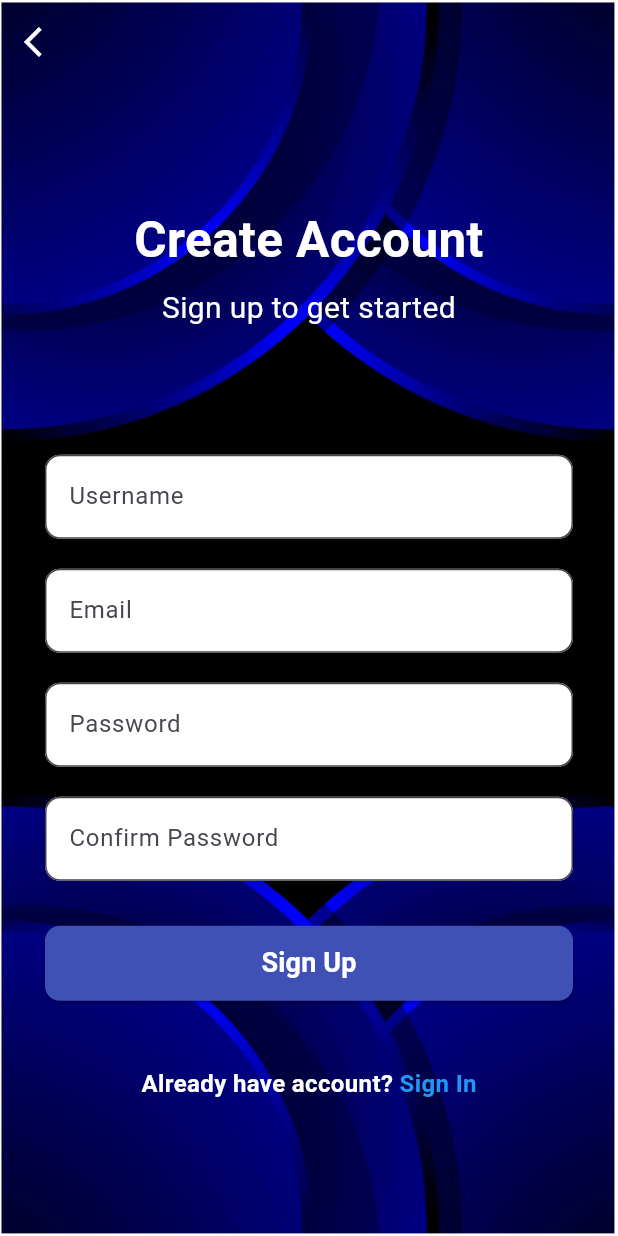
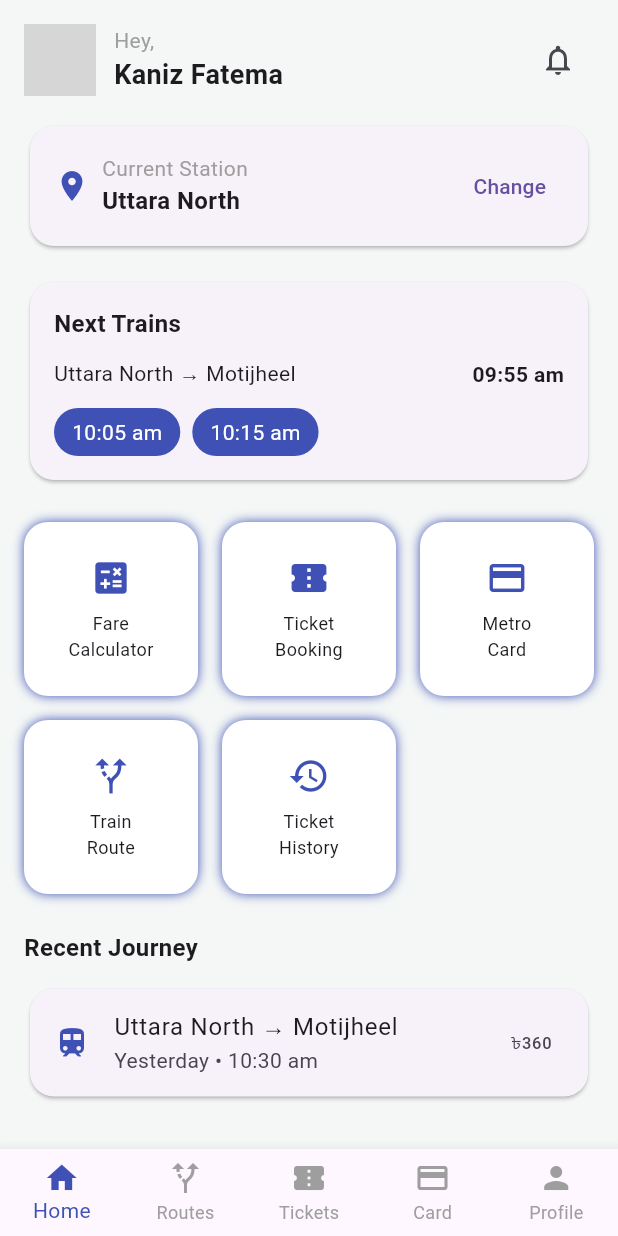
Before and after one commit to TasinChowdhury/metro_go, a Flutter app: the screen it shows after launch, on a phone screen of 412 x 824 dp. Run offline on Flutter 3.47's test engine with Material 3 defaults, Android fonts, the light colour scheme and no system bars; grey boxes are pictures that could not be loaded.

Commit message:
home_page.dart, splash_screen.dart,

```diff
--- /dev/null
+++ b/lib/home_page.dart
@@ -0,0 +1,252 @@
+import 'package:flutter/material.dart';
+import 'package:metrogo/fare_calculator.dart';
+import 'book_ticket_page.dart';
+
+
+class HomePage extends StatefulWidget {
+  const HomePage({Key? key}) : super(key : key);
+
+  @override
+  State<HomePage> createState() => _HomePageState();
+}
+
+class _HomePageState extends State<HomePage> {
+  @override
+  Widget build(BuildContext context) {
+    return Scaffold(
+      backgroundColor: const Color(0xFFF4F7F6),
+      bottomNavigationBar: _bottomNavBar(),
+      body: SafeArea(
+        child: SingleChildScrollView(
+          padding: const EdgeInsets.all(16),
+          child: Column(
+            crossAxisAlignment: CrossAxisAlignment.start,
+            children: [
+
+              _header(),
+              const SizedBox(height: 16),
+
+              _currentStationCard(),
+              const SizedBox(height: 16),
+
+              _nextTrainsCard(),
+              const SizedBox(height: 24),
+
+              _featuresGrid(context),
+              const SizedBox(height: 24),
+
+              _recentJourney(),
+            ],
+          ),
+        ),
+      ),
+    );
+  }
+
+  Widget _header() {
+    return Row(
+      mainAxisAlignment: MainAxisAlignment.spaceBetween,
+      children: [
+        Row(
+          children: [
+            const CircleAvatar(
+              radius: 24,
+              backgroundImage: AssetImage('assets/profile.png'), // optional
+            ),
+            const SizedBox(width: 12),
+            Column(
+              crossAxisAlignment: CrossAxisAlignment.start,
+              children: const [
+                Text("Hey,",
+                    style: TextStyle(fontSize: 14, color: Colors.grey)),
+                Text(
+                  "Kaniz Fatema",
+                  style: TextStyle(
+                      fontSize: 18, fontWeight: FontWeight.bold),
+                ),
+              ],
+            )
+          ],
+        ),
+        IconButton(
+          onPressed: () {},
+          icon: const Icon(Icons.notifications_none),
+        )
+      ],
+    );
+  }
+
+  Widget _currentStationCard() {
+    return Card(
+      shape: RoundedRectangleBorder(borderRadius: BorderRadius.circular(16)),
+      child: Padding(
+        padding: const EdgeInsets.all(16),
+        child: Row(
+          mainAxisAlignment: MainAxisAlignment.spaceBetween,
+          children: [
+            Row(
+              children: const [
+                Icon(Icons.location_on, color: Colors.indigo),
+                SizedBox(width: 8),
+                Column(
+                  crossAxisAlignment: CrossAxisAlignment.start,
+                  children: [
+                    Text("Current Station",
+                        style: TextStyle(color: Colors.grey)),
+                    Text("Uttara North",
+                        style: TextStyle(
+                            fontSize: 16, fontWeight: FontWeight.bold)),
+                  ],
+                ),
+              ],
+            ),
+            TextButton(
+              onPressed: () {},
+              child: const Text("Change"),
+            )
+          ],
+        ),
+      ),
+    );
+  }
+
+  Widget _nextTrainsCard() {
+    return Card(
+      shape: RoundedRectangleBorder(borderRadius: BorderRadius.circular(16)),
+
+      child: Padding(
+        padding: const EdgeInsets.all(16),
+        child: Column(
+          crossAxisAlignment: CrossAxisAlignment.start,
+          children: [
+            const Text(
+              "Next Trains",
+              style: TextStyle(fontSize: 16, fontWeight: FontWeight.bold),
+            ),
+            const SizedBox(height: 12),
+            Row(
+              mainAxisAlignment: MainAxisAlignment.spaceBetween,
+              children: const [
+                Text("Uttara North → Motijheel"),
+                Text("09:55 am",
+                    style: TextStyle(fontWeight: FontWeight.bold)),
+              ],
+            ),
+            const SizedBox(height: 12),
+            Row(
+              children: [
+                _timeChip("10:05 am"),
+                const SizedBox(width: 8),
+                _timeChip("10:15 am"),
+              ],
+            )
+          ],
+        ),
+      ),
+    );
+  }
+
+  Widget _timeChip(String time) {
+    return Container(
+      padding: const EdgeInsets.symmetric(horizontal: 12, vertical: 6),
+      decoration: BoxDecoration(
+        color: Colors.indigo,
+        borderRadius: BorderRadius.circular(20),
+      ),
+      child: Text(time, style: const TextStyle(color: Colors.white)),
+    );
+  }
+
+  Widget _featuresGrid(BuildContext context) {
+    return GridView.count(
+      crossAxisCount: 3,
+      shrinkWrap: true,
+      physics: const NeverScrollableScrollPhysics(),
+      mainAxisSpacing: 16,
+      crossAxisSpacing: 16,
+      children: [
+        _featureItem(Icons.calculate, "Fare\nCalculator", () {}),
+        _featureItem(Icons.confirmation_number, "Ticket\nBooking", () {}),
+        _featureItem(Icons.credit_card, "Metro\nCard", () {}),
+        _featureItem(Icons.alt_route, "Train\nRoute", () {}),
+        _featureItem(Icons.history, "Ticket\nHistory", () {}),
+      ],
+    );
+  }
+
+  Widget _featureItem(IconData icon, String title, VoidCallback onTap) {
+    return GestureDetector(
+        onTap: () {
+          Navigator.push(
+            context,
+            MaterialPageRoute(
+              builder: (context) => fare_calculator(),
+            ),
+          );
+    },
+     // onTap: () {}
+        child: Container(
+        decoration: BoxDecoration(
+        color: Colors.white,
+    borderRadius: BorderRadius.circular(16),
+    boxShadow: [
+    BoxShadow(
+    color: Colors.indigo,
+    blurRadius: 6,
+    )
+    ],
+    ),
+    child: Column(
+    mainAxisAlignment: MainAxisAlignment.center,
+    children: [
+    Icon(icon, size: 28, color: Colors.indigo),
+    const SizedBox(height: 8),
+    Text(
+    title,
+    textAlign: TextAlign.center,
+    style: const TextStyle(fontSize: 12),
+    ),
+    ],
+    ),
+    ),
+    );
+  }
+
+  Widget _recentJourney() {
+    return Column(
+      crossAxisAlignment: CrossAxisAlignment.start,
+      children: [
+        const Text(
+          "Recent Journey",
+          style: TextStyle(fontSize: 16, fontWeight: FontWeight.bold),
+        ),
+        const SizedBox(height: 12),
+        Card(
+          shape: RoundedRectangleBorder(
+              borderRadius: BorderRadius.circular(16)),
+          child: ListTile(
+            leading: const Icon(Icons.train, color: Colors.indigo),
+            title: const Text("Uttara North → Motijheel"),
+            subtitle: const Text("Yesterday • 10:30 am"),
+            trailing: const Text("৳360"),
+          ),
+        ),
+      ],
+    );
+  }
+
+  Widget _bottomNavBar() {
+    return BottomNavigationBar(
+      selectedItemColor: Colors.indigo,
+      unselectedItemColor: Colors.grey,
+      type: BottomNavigationBarType.fixed,
+      items: const [
+        BottomNavigationBarItem(icon: Icon(Icons.home), label: "Home"),
+        BottomNavigationBarItem(icon: Icon(Icons.alt_route), label: "Routes"),
+        BottomNavigationBarItem(icon: Icon(Icons.confirmation_number), label: "Tickets"),
+        BottomNavigationBarItem(icon: Icon(Icons.credit_card), label: "Card"),
+        BottomNavigationBarItem(icon: Icon(Icons.person), label: "Profile"),
+      ],
+    );
+  }
+}
--- a/lib/main.dart
+++ b/lib/main.dart
@@ -3,27 +3,43 @@ import 'package:flutter/material.dart';
 import 'package:metrogo/signup.dart';
 import 'package:metrogo/fare_calculator.dart';
 import 'package:metrogo/travel_schedule.dart';
+import 'package:metrogo/signin_screen.dart';
+import 'package:metrogo/SignUp.dart';
 
+import 'home_page.dart';
+import 'splash_screen.dart';
 import 'book_ticket_page.dart';
 
 
 
 
 void main() {
-  runApp(MaterialApp(
-    debugShowCheckedModeBanner: false,
-    //initialRoute: 'signin_screen',
-    initialRoute: 'SignUp',
-   // initialRoute: 'fare_calculator',
-    //initialRoute: 'book_ticket_page',
-   // initialRoute: 'travel_schedule',
+  runApp(const MyApp());
+}
 
-    routes: {//'signin_screen':(context)=> SigninScreen(),
-      'SignUp': (context) =>  SignupPage(),
-      //'fare_calculator': (context) =>FareCalculator() ,
-      //'book_ticket_page': (context) =>BookTicketPage() ,
-      //'travel_schedule': (context) =>TravelSchedule() ,
+class MyApp extends StatelessWidget {
+  const MyApp({super.key});
 
-    },
-  ));
+  @override
+  Widget build(BuildContext context) {
+    return MaterialApp(
+      debugShowCheckedModeBanner: false,
+      //initialRoute: 'splash_screen',
+      //home: HomePage(),
+      initialRoute: 'home_page',
+      //initialRoute: 'signin_screen',
+      //initialRoute: 'SignUp',
+      //initialRoute: 'fare_calculator',
+      //initialRoute: 'book_ticket_page',
+
+      routes: {
+        //'splash_screen': (context) => SplashScreen(),
+        //'signin_screen': (context) => SigninScreen(),
+        //'SignUp': (context) => SignupPage(),
+        'home_page': (context) => HomePage(),
+        'fare_calculator': (context) => fare_calculator(),
+        'book_ticket_page': (context) => BookTicketPage(),
+      },
+    );
+  }
 }
```
Also changed, not shown: lib/fare_calculator.dart (+19 -34 lines), lib/splash_screen.dart (added, +138 -0 lines), pubspec.yaml (+6 -1 lines).
